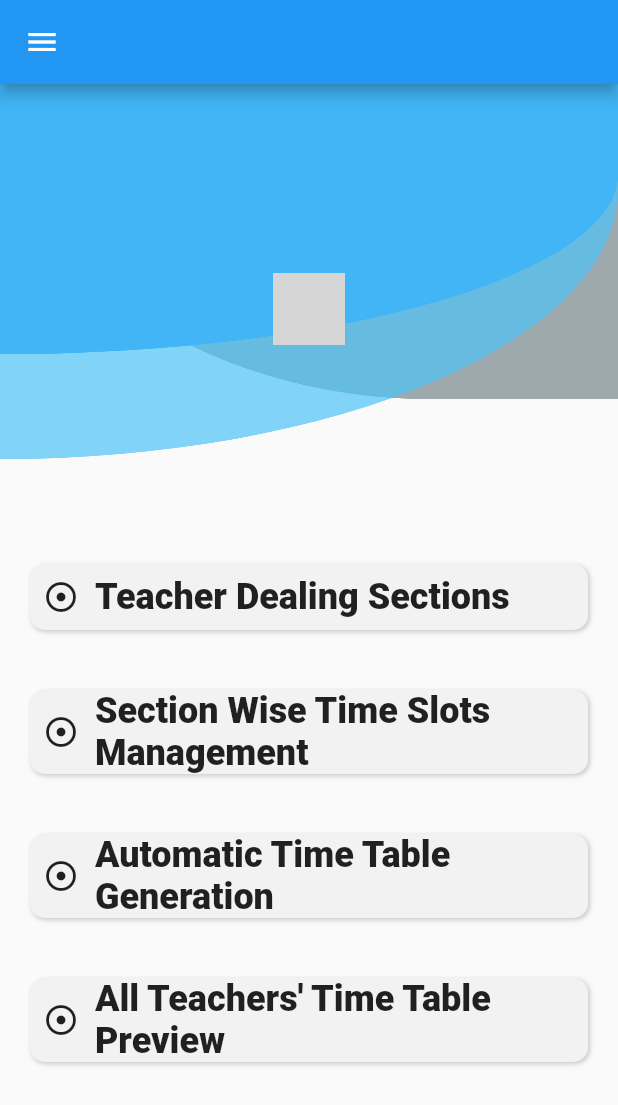
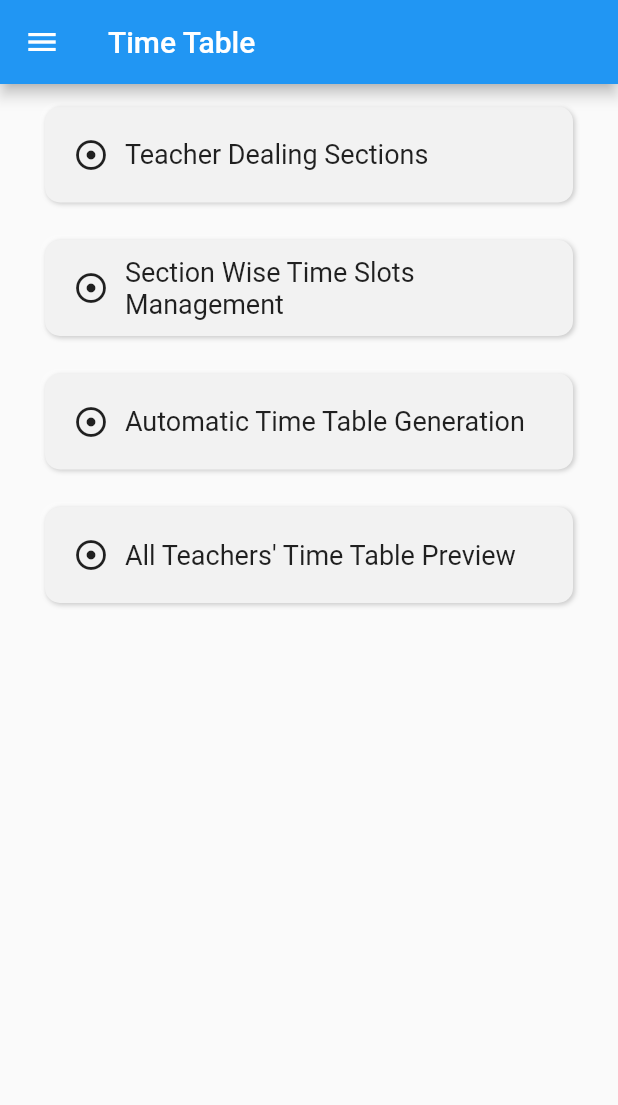
Before and after one commit to Prudhvik-1996/schoolsgo-web, a Flutter app: the AdminTimeTableOptions screen opened directly with empty values, on a phone screen of 412 x 824 dp. Shown: the top 1105 px of the screen. Run offline on Flutter 3.47's test engine with Material 2 defaults, Android fonts, the phone set to English and light mode, and no system bars; drawn by our look-alikes of clay_containers; our stand-ins replace firebase_auth, firebase_core, flutter_svg, google_sign_in, numberpicker, percent_indicator and 2 more; missing offline and left inert: dart:html, download, fab_circular_menu; accounts and stored records are empty; network calls fail; grey boxes are pictures that could not be loaded.

Commit message:
UX changes for admin tie table part-1

```diff
--- a/lib/src/time_table/admin/admin_timetable_options_screen.dart
+++ b/lib/src/time_table/admin/admin_timetable_options_screen.dart
@@ -1,4 +1,3 @@
-import 'package:clay_containers/widgets/clay_text.dart';
 import 'package:flutter/material.dart';
 import 'package:schoolsgo_web/src/common_components/clay_button.dart';
 import 'package:schoolsgo_web/src/common_components/common_components.dart';
@@ -39,14 +38,17 @@ class _AdminTimeTableOptionsState extends State<AdminTimeTableOptions> {
       },
       child: Container(
         padding: const EdgeInsets.all(10),
-        margin: const EdgeInsets.all(10),
+        margin: const EdgeInsets.fromLTRB(20, 5, 20, 0),
         child: ClayButton(
           depth: 40,
           surfaceColor: clayContainerColor(context),
           parentColor: clayContainerColor(context),
           spread: 1,
           borderRadius: 10,
-          child: Row(
+          child: Container(
+            padding: const EdgeInsets.all(10),
+            // margin: const EdgeInsets.all(10),
+            child: Row(
               mainAxisAlignment: MainAxisAlignment.start,
               crossAxisAlignment: CrossAxisAlignment.center,
               children: <Widget>[
@@ -57,13 +59,11 @@ class _AdminTimeTableOptionsState extends State<AdminTimeTableOptions> {
                   ),
                 ),
                 SizedBox(width: MediaQuery.of(context).size.width * 0.005),
-                SizedBox(
-                  width: MediaQuery.of(context).size.width * 0.7,
+                Expanded(
                   child: Text(
                     title,
                     style: const TextStyle(
-                      fontSize: 24,
-                      fontWeight: FontWeight.w800,
+                      fontSize: 18,
                     ),
                   ),
                 ),
@@ -82,27 +82,31 @@ class _AdminTimeTableOptionsState extends State<AdminTimeTableOptions> {
                     ],
                   ),
                 ),
-              ]),
+              ],
+            ),
+          ),
         ),
       ),
     );
   }
 
-  _getHeaderRow() {
-    return EisStandardHeader(
-      title: ClayText(
-        "Time Table",
-        size: 32,
-        textColor: Colors.blueGrey,
-        spread: 2,
-      ),
-    );
-  }
+  // _getHeaderRow() {
+  //   return EisStandardHeader(
+  //     title: ClayText(
+  //       "Time Table",
+  //       size: 32,
+  //       textColor: Colors.blueGrey,
+  //       spread: 2,
+  //     ),
+  //   );
+  // }
 
   @override
   Widget build(BuildContext context) {
     return Scaffold(
-      appBar: AppBar(),
+      appBar: AppBar(
+        title: const Text("Time Table"),
+      ),
       drawer: AdminAppDrawer(
         adminProfile: widget.adminProfile,
       ),
@@ -110,7 +114,7 @@ class _AdminTimeTableOptionsState extends State<AdminTimeTableOptions> {
         padding: EdgeInsets.zero,
         primary: false,
         children: <Widget>[
-          _getHeaderRow(),
+          // _getHeaderRow(),
           _getTimeTableOption(
             "Teacher Dealing Sections",
             null,
```
Also changed, not shown: lib/src/time_table/admin/admin_edit_timetable_screen.dart (+10 -31 lines), lib/src/time_table/admin/admin_teacher_dealing_sections_screen.dart (+9 -6 lines).
